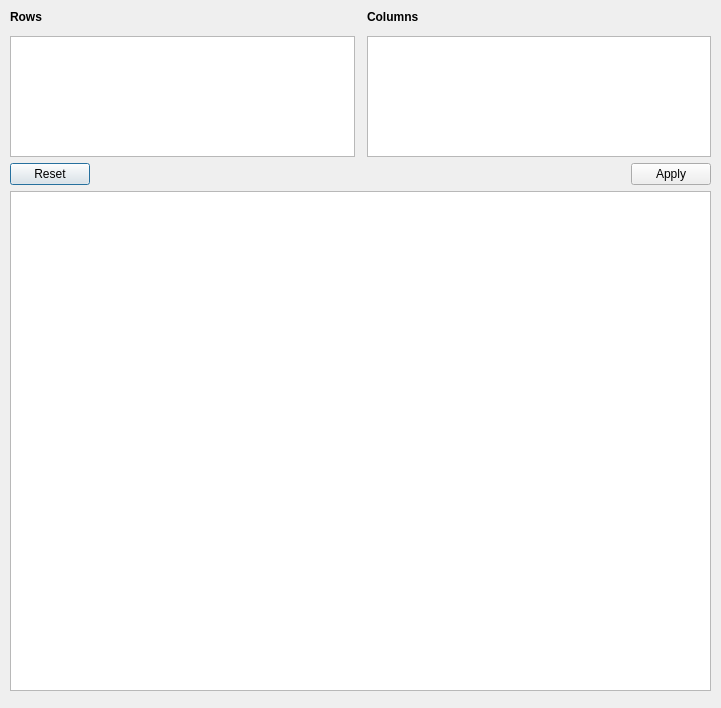
Old version of the form plugin/snowplow_dialog_base.ui in the repository pixelneo/SnowPlow.
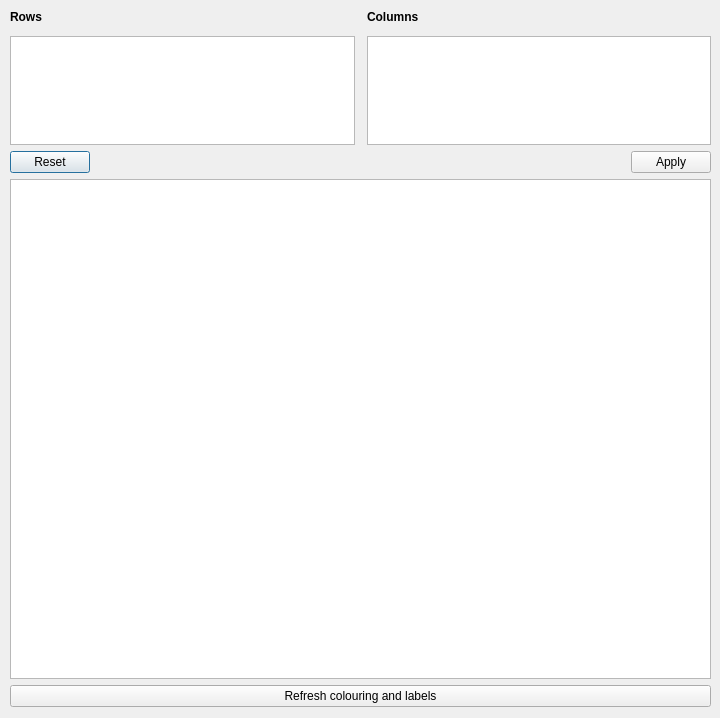
New version of the form.

Commit message: stats in progress. reset, apply

```diff
--- a/plugin/snowplow_dialog_base.ui
+++ b/plugin/snowplow_dialog_base.ui
@@ -6,8 +6,8 @@
    <rect>
     <x>0</x>
     <y>0</y>
-    <width>721</width>
-    <height>708</height>
+    <width>720</width>
+    <height>718</height>
    </rect>
   </property>
   <property name="windowTitle">
@@ -19,7 +19,7 @@
      <x>10</x>
      <y>10</y>
      <width>701</width>
-     <height>681</height>
+     <height>697</height>
     </rect>
    </property>
    <layout class="QVBoxLayout" name="verticalLayout_4">
@@ -108,6 +108,13 @@
       </property>
      </widget>
     </item>
+    <item>
+     <widget class="QPushButton" name="refresh">
+      <property name="text">
+       <string>Refresh colouring and labels</string>
+      </property>
+     </widget>
+    </item>
    </layout>
   </widget>
  </widget>
```
Left out of the diff: 2 changed lines with no effect on the pictures. The commit also changes 1 other file.
